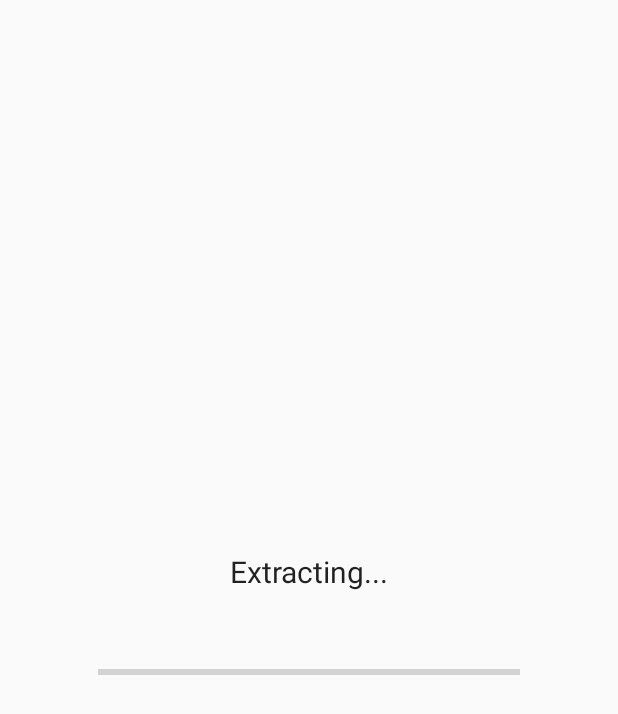
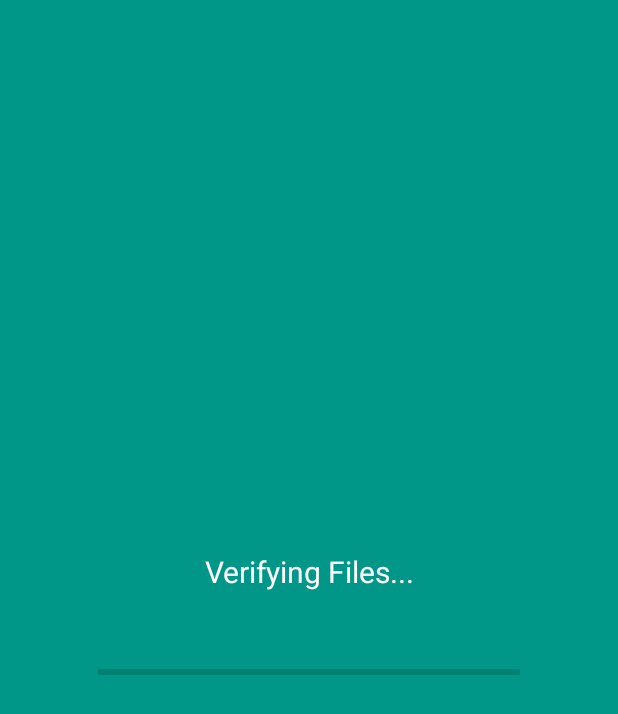
Before and after one commit to carlosmtx/LGP, an Android app: the MainActivity screen opened directly, with no data from a screen before it, on a phone screen of 412 x 824 dp. Shown: the top 714 px of the screen. Run offline under Robolectric (Android 15) with nearby library versions, the phone set to English and light mode, and no system bars; libraries missing offline, so code that uses them is left out: com.metaio.sdk, com.metaio.tools; 1 statement that could not run was skipped.

Commit message:
[UDPDATE] Minor update

```diff
--- a/app/src/main/java/com/lgp/lgp/MainActivity.java
+++ b/app/src/main/java/com/lgp/lgp/MainActivity.java
@@ -16,6 +16,7 @@
 import android.app.Activity;
 import android.content.Intent;
 import android.content.SharedPreferences;
+import android.graphics.Color;
 import android.os.AsyncTask;
 import android.os.Bundle;
 import android.os.Environment;
@@ -86,10 +87,9 @@
         {
             ProgressBar bar = (ProgressBar) findViewById(R.id.progressExtraction);
             final TextView text = (TextView) findViewById(R.id.textViewInfo);
+            text.setTextColor(Color.WHITE);
 
-            //boolean downloadSuccess = downloadScene(bar, text);
-
-            boolean downloadSuccess = true;
+            boolean downloadSuccess = downloadScene(bar, text);
             if(downloadSuccess)
             {
                 runOnUiThread(new Runnable() {
--- a/app/src/main/res/layout/activity_main.xml
+++ b/app/src/main/res/layout/activity_main.xml
@@ -5,7 +5,8 @@
     android:paddingTop="@dimen/activity_vertical_margin"
     android:paddingBottom="@dimen/activity_vertical_margin" tools:context=".MainActivity"
     android:gravity="center_vertical|center_horizontal"
-    android:id="@+id/Layout">
+    android:id="@+id/Layout"
+    android:background="#ff009788">
 
     <ProgressBar
         style="@style/Base.Widget.AppCompat.ProgressBar.Horizontal"
@@ -30,6 +31,8 @@
         android:layout_alignRight="@+id/progressExtraction"
         android:layout_alignEnd="@+id/progressExtraction"
         android:gravity="center_horizontal"
-        android:textSize="20dp" />
+        android:textSize="20dp"
+        android:autoText="false"
+        android:textColor="#ffffffff" />
 
 </RelativeLayout>
```
Also changed, not shown: 59 other files.
